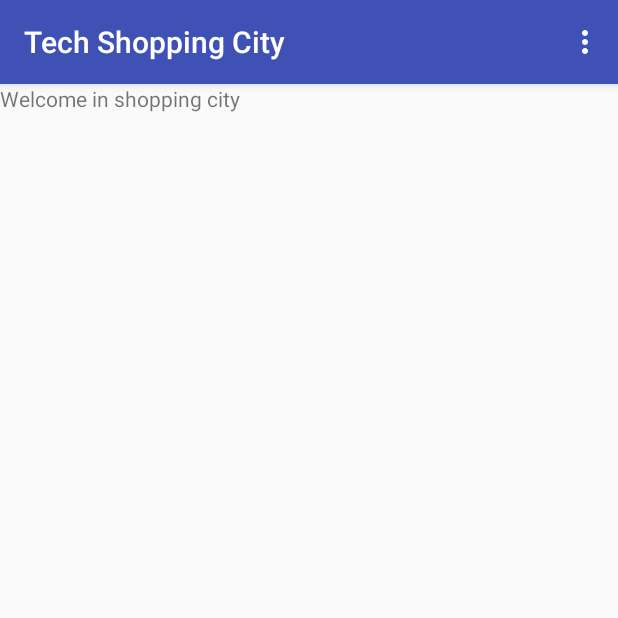
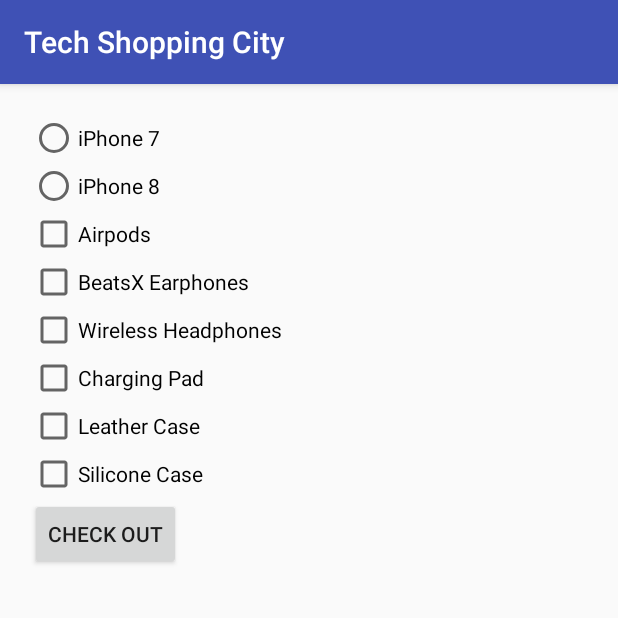
Before and after one commit to anupomr/AnupomRoy_COMP304_Assignment2, an Android app: the SecondActivity screen opened directly, with no data from a screen before it, in the options menu, after a tap on "Iphone", on a phone screen of 412 x 824 dp, the top half of it. Run offline under Robolectric (Android 15) with nearby library versions, the phone set to English and light mode, and no system bars.

Commit message:
Check out Activity is created

```diff
--- a/app/src/main/AndroidManifest.xml
+++ b/app/src/main/AndroidManifest.xml
@@ -17,7 +17,8 @@
             </intent-filter>
         </activity>
         <activity android:name=".SecondActivity" />
-        <activity android:name=".iPhoneActivity"></activity>
+        <activity android:name=".iPhoneActivity" />
+        <activity android:name=".CheckOutActivity"></activity>
     </application>
 
 </manifest>
--- /dev/null
+++ b/app/src/main/java/com/example/anupo/anupomroy_comp304_assignment2/CheckOutActivity.java
@@ -0,0 +1,13 @@
+package com.example.anupo.anupomroy_comp304_assignment2;
+
+import android.support.v7.app.AppCompatActivity;
+import android.os.Bundle;
+
+public class CheckOutActivity extends AppCompatActivity {
+
+    @Override
+    protected void onCreate(Bundle savedInstanceState) {
+        super.onCreate(savedInstanceState);
+        setContentView(R.layout.activity_check_out);
+    }
+}
--- a/app/src/main/java/com/example/anupo/anupomroy_comp304_assignment2/SecondActivity.java
+++ b/app/src/main/java/com/example/anupo/anupomroy_comp304_assignment2/SecondActivity.java
@@ -6,6 +6,7 @@
  * Professor:Vinayagathas Vaithilingam
  * Lab:     LabAssignment 2
  * */
+import android.content.Intent;
 import android.support.v7.app.AppCompatActivity;
 import android.os.Bundle;
 import android.view.Menu;
@@ -39,10 +40,14 @@
     public boolean onOptionsItemSelected(MenuItem item) {
         switch (item.getItemId())
         {
+            case R.id.desktop:
+                Toast.makeText(this,"Desktop is selected",Toast.LENGTH_LONG).show();
+                break;
             case R.id.iphone:
-                Toast.makeText(this,"Apple",Toast.LENGTH_LONG).show();
+
+                Intent intent=new Intent(SecondActivity.this,iPhoneActivity.class);
+                startActivity(intent);
                 break;
-
 
         }
         return true;
--- /dev/null
+++ b/app/src/main/res/layout/activity_check_out.xml
@@ -0,0 +1,9 @@
+<?xml version="1.0" encoding="utf-8"?>
+<android.support.constraint.ConstraintLayout xmlns:android="http://schemas.android.com/apk/res/android"
+    xmlns:app="http://schemas.android.com/apk/res-auto"
+    xmlns:tools="http://schemas.android.com/tools"
+    android:layout_width="match_parent"
+    android:layout_height="match_parent"
+    tools:context=".CheckOutActivity">
+
+</android.support.constraint.ConstraintLayout>
--- a/app/src/main/res/layout/activity_i_phone.xml
+++ b/app/src/main/res/layout/activity_i_phone.xml
@@ -1,9 +1,53 @@
 <?xml version="1.0" encoding="utf-8"?>
-<android.support.constraint.ConstraintLayout xmlns:android="http://schemas.android.com/apk/res/android"
+<LinearLayout xmlns:android="http://schemas.android.com/apk/res/android"
     xmlns:app="http://schemas.android.com/apk/res-auto"
     xmlns:tools="http://schemas.android.com/tools"
     android:layout_width="match_parent"
     android:layout_height="match_parent"
-    tools:context=".iPhoneActivity">
+    tools:context=".iPhoneActivity"
+    android:orientation="vertical"
+    style="@style/screenStyle">
+    <RadioGroup
+        android:layout_width="wrap_content"
+        android:layout_height="wrap_content">
+        <RadioButton
+            android:id="@+id/iPhone7"
+            android:layout_width="wrap_content"
+            android:layout_height="wrap_content"
+            android:text="@string/iPhone7"/>
+        <RadioButton
+            android:id="@+id/iPhone8"
+            android:layout_width="wrap_content"
+            android:layout_height="wrap_content"
+            android:text="@string/iPhone8"/>
+    </RadioGroup>
+    <CheckBox
+        android:layout_width="wrap_content"
+        android:layout_height="wrap_content"
+        android:text="@string/airPods"/>
+    <CheckBox
+        android:layout_width="wrap_content"
+        android:layout_height="wrap_content"
+        android:text="@string/earPhones"/>
+    <CheckBox
+        android:layout_width="wrap_content"
+        android:layout_height="wrap_content"
+        android:text="@string/headPhones"/>
+    <CheckBox
+        android:layout_width="wrap_content"
+        android:layout_height="wrap_content"
+        android:text="@string/pad"/>
+    <CheckBox
+        android:layout_width="wrap_content"
+        android:layout_height="wrap_content"
+        android:text="@string/LeCase"/>
+    <CheckBox
+        android:layout_width="wrap_content"
+        android:layout_height="wrap_content"
+        android:text="@string/SiCase"/>
+    <Button
+        android:layout_width="wrap_content"
+        android:layout_height="wrap_content"
+        android:text="@string/btnText"/>
 
-</android.support.constraint.ConstraintLayout>
+</LinearLayout>
--- a/app/src/main/res/menu/electronics.xml
+++ b/app/src/main/res/menu/electronics.xml
@@ -17,8 +17,8 @@
     </item>
 
     <item
-        android:id="@+id/sumsung"
-        android:title="@string/sumsung">
+        android:id="@+id/samsung"
+        android:title="@string/samsung">
 
     </item>
     <item
--- a/app/src/main/res/values/strings.xml
+++ b/app/src/main/res/values/strings.xml
@@ -3,9 +3,19 @@
     <string name="mainImageView">mainImageView</string>
     <string name="mainHeading"> Welcome in shopping city </string>
     <string name="iphone">Iphone</string>
-    <string name="sumsung">Sumsung</string>
+    <string name="samsung">Samsung Phone</string>
     <string name="laptops">Laptops</string>
     <string name="desktop">Desktop</string>
     <string name="tv">Television</string>
     <string name="tablets">Tablets</string>
+
+    <string name="iPhone7">iPhone 7</string>
+    <string name="iPhone8">iPhone 8</string>
+    <string name="SiCase"> Silicone Case</string>
+    <string name="LeCase"> Leather Case</string>
+    <string name="pad">Charging Pad</string>
+    <string name="earPhones"> BeatsX Earphones</string>
+    <string name="headPhones"> Wireless Headphones</string>
+    <string name="airPods"> Airpods</string>
+    <string name="btnText">Check Out</string>
 </resources>
--- a/app/src/main/res/values/styles.xml
+++ b/app/src/main/res/values/styles.xml
@@ -12,5 +12,7 @@
         <item name="android:textSize">10pt</item>
         <item name="android:textStyle">bold</item>
     </style>
-
+<style name="screenStyle">
+    <item name="android:padding">20dp</item>
+</style>
 </resources>
```
